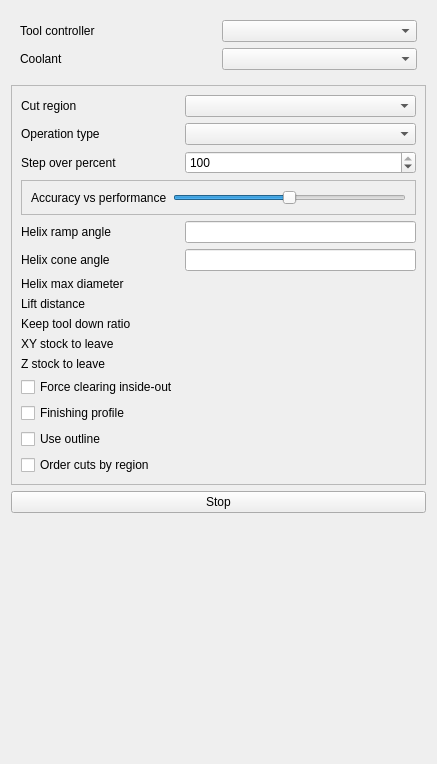
Old version of the form src/Mod/CAM/Gui/Resources/panels/PageOpAdaptiveEdit.ui in the repository southseact-3d/fcd.
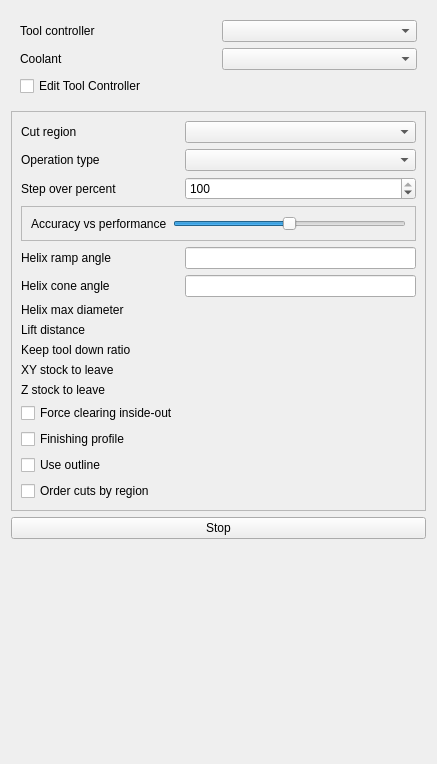
New version of the form. Custom widgets are drawn as their Qt base class.

Commit message: [CAM] Add UI elements for viewing and editing tool controller parameters from within the operation edit UI (#23180)

Diff of the .ui file:
```diff
--- a/src/Mod/CAM/Gui/Resources/panels/PageOpAdaptiveEdit.ui
+++ b/src/Mod/CAM/Gui/Resources/panels/PageOpAdaptiveEdit.ui
@@ -37,6 +37,13 @@
       <item row="1" column="1">
        <widget class="QComboBox" name="coolantController"/>
       </item>
+      <item row="2" column="0" colspan="2">
+       <widget class="QCheckBox" name="editToolController">
+        <property name="text">
+         <string>Edit Tool Controller</string>
+        </property>
+       </widget>
+      </item>
      </layout>
     </widget>
    </item>
```
Left out of the diff: 2 changed lines with no effect on the pictures. The commit also changes 26 other files.
